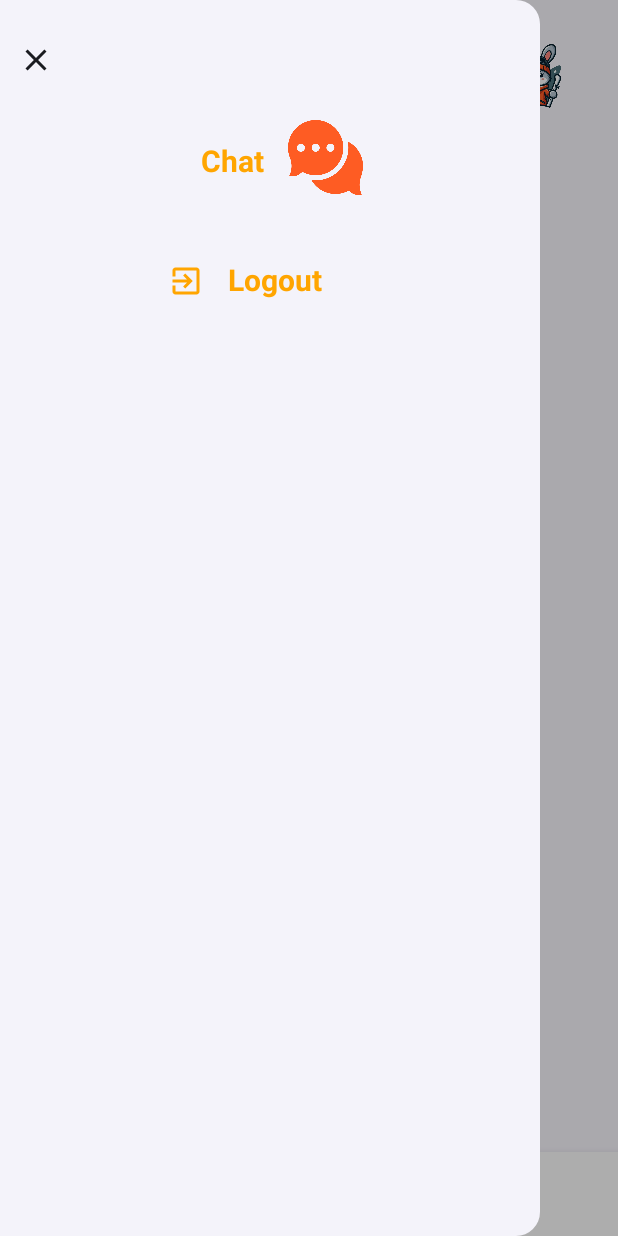
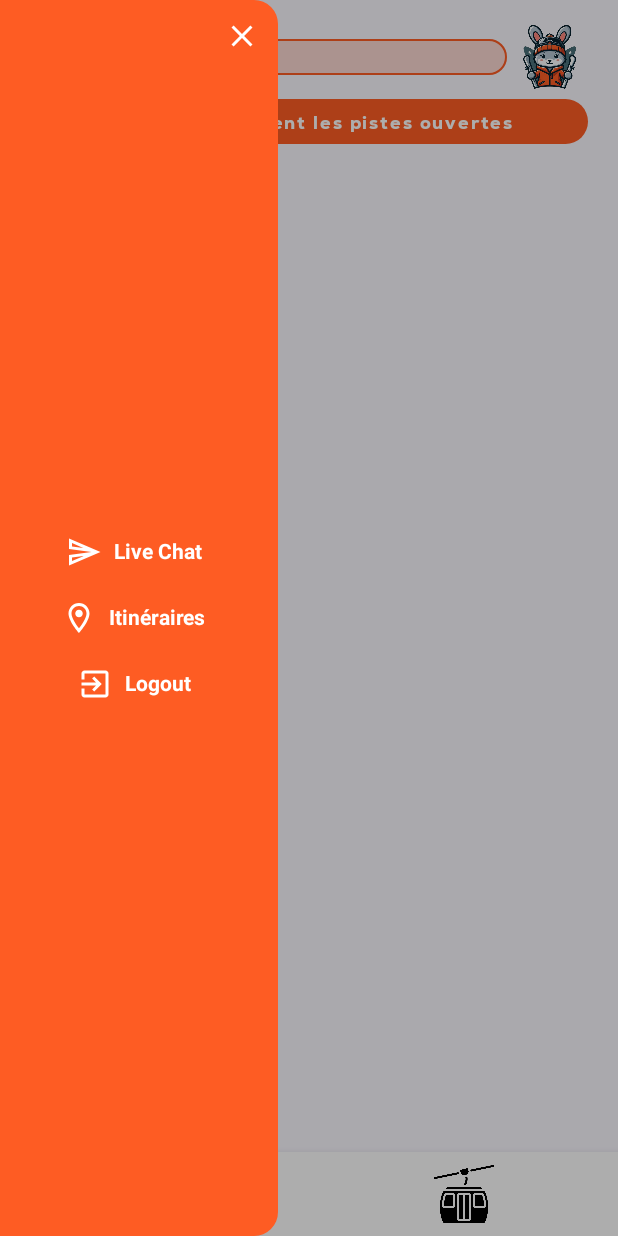
Before and after one commit to Anthony-Philippe/MountainMinder, an Android app built with Jetpack Compose: the composable TopBar shown on its own in the app's theme, after a tap on "Profile Icon", on a phone screen of 412 x 824 dp. Run offline under Robolectric (Android 15) with nearby library versions, the phone set to English and light mode, and no system bars; our stand-ins replace Firebase (no records; nobody signed in at launch, a user with empty details on screens opened directly).

Commit message:
topbar + slopeView style

```diff
--- a/app/src/main/java/fr/isen/derkrikorian/skimouse/MainActivity.kt
+++ b/app/src/main/java/fr/isen/derkrikorian/skimouse/MainActivity.kt
@@ -5,30 +5,37 @@ import android.content.ContentValues.TAG
 import android.content.Intent
 import android.os.Bundle
 import android.util.Log
+import android.widget.Toast
 import androidx.activity.ComponentActivity
 import androidx.activity.compose.setContent
 import androidx.compose.foundation.Canvas
 import androidx.compose.foundation.Image
 import androidx.compose.foundation.clickable
 import androidx.compose.foundation.layout.Arrangement
+import androidx.compose.foundation.layout.Box
 import androidx.compose.foundation.layout.Column
 import androidx.compose.foundation.layout.PaddingValues
 import androidx.compose.foundation.layout.Row
 import androidx.compose.foundation.layout.Spacer
+import androidx.compose.foundation.layout.fillMaxHeight
 import androidx.compose.foundation.layout.fillMaxSize
 import androidx.compose.foundation.layout.fillMaxWidth
 import androidx.compose.foundation.layout.height
 import androidx.compose.foundation.layout.padding
 import androidx.compose.foundation.layout.size
 import androidx.compose.foundation.layout.width
+import androidx.compose.foundation.layout.widthIn
 import androidx.compose.foundation.lazy.LazyColumn
 import androidx.compose.foundation.lazy.items
 import androidx.compose.material.BottomNavigation
 import androidx.compose.material.BottomNavigationItem
 import androidx.compose.material.icons.Icons
-import androidx.compose.material.icons.filled.Person
 import androidx.compose.material.icons.outlined.Close
 import androidx.compose.material.icons.outlined.ExitToApp
+import androidx.compose.material.icons.outlined.LocationOn
+import androidx.compose.material.icons.outlined.Menu
+import androidx.compose.material.icons.outlined.Search
+import androidx.compose.material.icons.outlined.Send
 import androidx.compose.material3.Button
 import androidx.compose.material3.ButtonDefaults
 import androidx.compose.material3.Divider
@@ -42,7 +49,6 @@ import androidx.compose.material3.ModalNavigationDrawer
 import androidx.compose.material3.Scaffold
 import androidx.compose.material3.Surface
 import androidx.compose.material3.Text
-import androidx.compose.material3.TextButton
 import androidx.compose.material3.rememberDrawerState
 import androidx.compose.runtime.Composable
 import androidx.compose.runtime.LaunchedEffect
@@ -62,7 +68,6 @@ import androidx.compose.ui.res.painterResource
 import androidx.compose.ui.res.stringResource
 import androidx.compose.ui.text.TextStyle
 import androidx.compose.ui.text.font.FontWeight
-import androidx.compose.ui.text.input.TextFieldValue
 import androidx.compose.ui.unit.dp
 import androidx.compose.ui.unit.sp
 import androidx.navigation.NavController
@@ -92,23 +97,18 @@ class MainActivity : ComponentActivity() {
         setContent {
             database = FirebaseDatabase.getInstance().reference
             SkiMouseTheme {
-                // A surface container using the 'background' color from the theme
                 Surface(
                     modifier = Modifier.fillMaxSize(),
                     color = MaterialTheme.colorScheme.background
                 ) {
                     TopBar()
-                    //BottomBar()
                 }
             }
         }
 
         database = FirebaseDatabase.getInstance().reference
 
-        // Write test
         writeTest()
-
-        // Read test
         readTest()
     }
 
@@ -138,7 +138,6 @@ class MainActivity : ComponentActivity() {
     }
 }
 
-
 enum class LiftType {
     TELECABINE,
     TELESIEGE,
@@ -146,21 +145,17 @@ enum class LiftType {
     TAPIS,
 }
 
-
 @Composable
 fun BottomBar(navController: NavController) {
     val items = listOf("SlopeView", "LiftView")
 
-    BottomNavigation(
-        backgroundColor = Color.White // Set the background color to white
-    ) {
+    BottomNavigation(backgroundColor = Color.White) {
         val navBackStackEntry by navController.currentBackStackEntryAsState()
         val currentRoute = navBackStackEntry?.arguments?.getString(KEY_ROUTE)
 
         items.forEachIndexed { index, screen ->
             BottomNavigationItem(
                 icon = {
-                    // Use icons instead of text
                     if (index == 0) {
                         Image(
                             painter = painterResource(id = R.drawable.ski_stickman_black),
@@ -187,14 +182,11 @@ fun BottomBar(navController: NavController) {
     }
 }
 
-
-
 @SuppressLint("UnusedMaterial3ScaffoldPaddingParameter")
 @Composable
 @ExperimentalMaterial3Api
 fun TopBar() {
     val logo: Painter = painterResource(id = R.drawable.logo)
-    var textState = remember { mutableStateOf(TextFieldValue()) }
     val navController = rememberNavController()
     val items = listOf("SlopeView", "LiftView")
     var searchQuery by remember { mutableStateOf("") }
@@ -203,82 +195,124 @@ fun TopBar() {
     val scope = rememberCoroutineScope()
     val context = LocalContext.current
 
-
     ModalNavigationDrawer(
         drawerContent = {
-            ModalDrawerSheet {
-                Spacer(modifier = Modifier.height(16.dp))
-                IconButton(onClick = { scope.launch { drawerState.close() } }
+            ModalDrawerSheet(
+                content = {
+                    Box(
+                        modifier = Modifier.fillMaxSize(),
+                        contentAlignment = Alignment.Center
+                    ) {
+                        IconButton(
+                            onClick = { scope.launch { drawerState.close() } },
+                            modifier = Modifier.align(Alignment.TopEnd)
                         ) {
                             Icon(
                                 imageVector = Icons.Outlined.Close,
-                        contentDescription = "Profile Icon"
+                                contentDescription = "Profile Icon",
+                                tint = Color.White
                             )
                         }
-                //add an Icon for a chat and when we click on it we go on ChatActivity
+
+                        Column(
+                            verticalArrangement = Arrangement.Center,
+                            horizontalAlignment = Alignment.CenterHorizontally
+                        ) {
                             Row(
+                                verticalAlignment = Alignment.CenterVertically,
                                 modifier = Modifier
-                        .padding(16.dp)
-                        .fillMaxWidth(),
-                    horizontalArrangement = Arrangement.Center
-
-                ) {
-                    Text(
-                        "Chat", style = TextStyle(
-                            color = Color(0xFFFFA500),
-                            fontSize = 20.sp,
-                            fontWeight = FontWeight.Bold,
-                        ),
-                        modifier = Modifier.padding(16.dp)
-                            .clickable {
-                                val intent = Intent(context, ChatActivity::class.java)
-                                context.startActivity(intent)
-                            },
-                    )
-                    Image(
-
-                        painter = painterResource(id = R.drawable.chat),
-                        contentDescription = "Profile Icon",
-                        modifier = Modifier.size(50.dp)
+                                    .padding(vertical = 10.dp)
                                     .clickable {
                                         val intent = Intent(context, ChatActivity::class.java)
                                         context.startActivity(intent)
                                     }
+                            ) {
+                                Icon(
+                                    imageVector = Icons.Outlined.Send,
+                                    contentDescription = "Leave Icon",
+                                    tint = Color.White
+                                )
+                                Text(
+                                    "Live Chat",
+                                    style = TextStyle(
+                                        color = Color.White,
+                                        fontSize = 14.sp,
+                                        fontWeight = FontWeight.Bold
+                                    ),
+                                    modifier = Modifier.padding(horizontal = 8.dp)
                                 )
                             }
-                TextButton(onClick = {
+
+                            Row(
+                                verticalAlignment = Alignment.CenterVertically,
+                                modifier = Modifier
+                                    .padding(vertical = 10.dp)
+                                    .clickable {
+                                        Toast
+                                            .makeText(context, "Itinéraires", Toast.LENGTH_SHORT)
+                                            .show()
                                     }
                             ) {
-                    Row(verticalAlignment = Alignment.CenterVertically) {
+                                Icon(
+                                    imageVector = Icons.Outlined.LocationOn,
+                                    contentDescription = "Leave Icon",
+                                    tint = Color.White
+                                )
+                                Text(
+                                    "Itinéraires",
+                                    style = TextStyle(
+                                        color = Color.White,
+                                        fontSize = 14.sp,
+                                        fontWeight = FontWeight.Bold
+                                    ),
+                                    modifier = Modifier.padding(horizontal = 8.dp)
+                                )
+                            }
 
+                            Row(
+                                verticalAlignment = Alignment.CenterVertically,
+                                modifier = Modifier
+                                    .padding(vertical = 10.dp)
+                                    .clickable {
+                                        Toast
+                                            .makeText(context, "Logout", Toast.LENGTH_SHORT)
+                                            .show()
+                                    }
+                            ) {
                                 Icon(
                                     imageVector = Icons.Outlined.ExitToApp,
                                     contentDescription = "Leave Icon",
-                            tint = Color(0xFFFFA500),
-                            modifier = Modifier.padding(start = 100.dp)
+                                    tint = Color.White
                                 )
                                 Text(
-                            "Logout", modifier = Modifier.padding(16.dp), style = TextStyle(
-                                color = Color(0xFFFFA500),
-                                fontSize = 20.sp,
+                                    "Logout",
+                                    style = TextStyle(
+                                        color = Color.White,
+                                        fontSize = 14.sp,
                                         fontWeight = FontWeight.Bold
-                            )
+                                    ),
+                                    modifier = Modifier.padding(horizontal = 8.dp)
                                 )
                             }
                         }
                     }
+                },
+                modifier = Modifier
+                    .fillMaxHeight()
+                    .fillMaxSize(fraction = 0.45f),
+                drawerContainerColor = colorResource(id = R.color.orange)
+            )
         },
         drawerState = drawerState,
         gesturesEnabled = true
     ) {
         Scaffold(
             topBar = {
-                Column {
+                Column(modifier = Modifier.padding(10.dp)) {
                     Row(
                         modifier = Modifier
-                            .height(80.dp)
-                            .padding(top = 20.dp)
-                            .fillMaxWidth()
+                            .fillMaxWidth(),
+                        verticalAlignment = Alignment.CenterVertically
                     ) {
                         IconButton(onClick = {
                             scope.launch {
@@ -286,18 +320,21 @@ fun TopBar() {
                             }
                         }) {
                             Icon(
-                                Icons.Default.Person,
+                                Icons.Outlined.Menu,
                                 contentDescription = "Profile Icon",
-                                modifier = Modifier.size(60.dp)
+                                modifier = Modifier.size(40.dp)
                             )
                         }
                         CustomOutlinedTextField(
                             value = searchQuery,
                             onValueChange = { searchQuery = it },
                             labelId = R.string.SearchPlaceholder,
-                            searchbar = true,
+                            leadingIcon = Icons.Outlined.Search,
                             modifier = Modifier
-                                .weight(1f)
+                                .height(40.dp)
+                                .padding(bottom = 8.dp),
+                            showPlaceholder = false,
+                            isSearchBar = true
                         )
                         Image(
                             painter = logo,
@@ -307,13 +344,14 @@ fun TopBar() {
                                 .align(Alignment.CenterVertically)
                         )
                     }
-                    Spacer(modifier = Modifier.height(10.dp))
                     Button(
                         onClick = { showOpenOnly = !showOpenOnly },
                         modifier = Modifier
                             .height(30.dp)
-                            .padding(start = 10.dp, end = 10.dp),
-                        colors = ButtonDefaults.buttonColors(colorResource(id = R.color.orange)) // Set the background color to dark blue
+                            .padding(start = 10.dp, end = 10.dp)
+                            .fillMaxWidth()
+                            .widthIn(min = 100.dp),
+                        colors = ButtonDefaults.buttonColors(colorResource(id = R.color.orange))
                     ) {
                         Text(
                             text = if (showOpenOnly) stringResource(R.string.ShowAll) else stringResource(
@@ -332,7 +370,7 @@ fun TopBar() {
                 composable("SlopeView") {
                     SlopeView(
                         database = FirebaseDatabase.getInstance().reference,
-                        innerPadding = PaddingValues(top = 130.dp, bottom = 75.dp),
+                        innerPadding = PaddingValues(top = 100.dp, bottom = 75.dp),
                         searchQuery = searchQuery,
                         showOpenOnly = showOpenOnly
                     )
@@ -340,7 +378,7 @@ fun TopBar() {
                 composable("LiftView") {
                     LiftView(
                         database = FirebaseDatabase.getInstance().reference,
-                        innerPadding = PaddingValues(top = 130.dp, bottom = 75.dp),
+                        innerPadding = PaddingValues(top = 100.dp, bottom = 75.dp),
                         searchQuery = searchQuery,
                         showOpenOnly = showOpenOnly
                     )
@@ -349,7 +387,6 @@ fun TopBar() {
         }
     }
 }
-
 
 @Composable
 fun SlopeView(
@@ -395,7 +432,7 @@ fun SlopeView(
             val color = Color(android.graphics.Color.parseColor(slope.color ?: ""))
             Row(verticalAlignment = Alignment.CenterVertically,
                 modifier = Modifier
-                    .padding(8.dp)
+                    .padding(horizontal = 35.dp, vertical = 13.dp)
                     .clickable {
                         val intent = Intent(context, DetailActivitySlope::class.java)
                         intent.putExtra("slope_name", slope.name)
@@ -410,20 +447,25 @@ fun SlopeView(
                     contentDescription = "Slope",
                     modifier = Modifier.size(40.dp)
                 )
-                Spacer(modifier = Modifier.width(16.dp))
-                Column(modifier = Modifier.weight(1f)) {
-                    Text(text = slope.name ?: "No name")
-                    Spacer(modifier = Modifier.height(8.dp))
-                    Row {
-                        Text(text = stringResource(id = R.string.Color) + " : ")
-                        Canvas(modifier = Modifier.size(20.dp)) {
+                Column(modifier = Modifier
+                    .weight(1f)
+                    .padding(start = 20.dp)) {
+                    Text(
+                        text = slope.name?.uppercase() ?: "No name",
+                        style = TextStyle(fontSize = 18.sp, fontWeight = FontWeight.Bold)
+                    )
+                    Row(verticalAlignment = Alignment.CenterVertically) {
+                        Text(
+                            text = stringResource(id = R.string.Color),
+                            modifier = Modifier.padding(end = 8.dp),
+                            style = TextStyle(fontSize = 14.sp, fontWeight = FontWeight.Bold)
+                        )
+                        Canvas(modifier = Modifier.size(12.dp)) {
                             drawCircle(color = color)
                         }
                     }
                 }
                 Text(text = slope.status?.let {
-                    Text(text = stringResource(id = R.string.Status) + " : ")
-                    Spacer(modifier = Modifier.width(8.dp))
                     if (it) stringResource(id = R.string.OpenStatus)
                     else stringResource(id = R.string.CloseStatus)
                 } ?: stringResource(id = R.string.UnknownStatus))
--- a/app/src/main/java/fr/isen/derkrikorian/skimouse/composables/TextField.kt
+++ b/app/src/main/java/fr/isen/derkrikorian/skimouse/composables/TextField.kt
@@ -1,10 +1,8 @@
 package fr.isen.derkrikorian.skimouse.composables
 
-import androidx.compose.foundation.Image
 import androidx.compose.foundation.layout.Box
 import androidx.compose.foundation.layout.offset
 import androidx.compose.foundation.layout.padding
-import androidx.compose.foundation.layout.size
 import androidx.compose.foundation.shape.RoundedCornerShape
 import androidx.compose.foundation.text.KeyboardOptions
 import androidx.compose.material3.Icon
@@ -16,12 +14,12 @@ import androidx.compose.ui.Alignment
 import androidx.compose.ui.Modifier
 import androidx.compose.ui.graphics.vector.ImageVector
 import androidx.compose.ui.res.colorResource
-import androidx.compose.ui.res.painterResource
 import androidx.compose.ui.res.stringResource
 import androidx.compose.ui.text.TextStyle
 import androidx.compose.ui.text.input.KeyboardType
 import androidx.compose.ui.text.input.PasswordVisualTransformation
 import androidx.compose.ui.text.input.VisualTransformation
+import androidx.compose.ui.text.style.TextAlign
 import androidx.compose.ui.unit.dp
 import androidx.compose.ui.unit.sp
 import fr.isen.derkrikorian.skimouse.R
@@ -34,21 +32,24 @@ fun CustomOutlinedTextField(
     modifier: Modifier = Modifier,
     shape: RoundedCornerShape = RoundedCornerShape(12.dp),
     offset: Boolean = false,
-    searchbar: Boolean = false,
     emailKeyBoard: Boolean = false,
     hiddenPassword: Boolean = false,
     leadingIcon: ImageVector? = null,
+    showPlaceholder: Boolean = true,
+    isSearchBar: Boolean = false
 ) {
     Box() {
         OutlinedTextField(
             value = value,
             onValueChange = onValueChange,
             label = {
-                Text(
-                    text = stringResource(id = labelId),
-                    modifier = if (offset) Modifier.offset(y = (-8).dp) else Modifier,
-                    style = TextStyle(fontSize = 16.sp)
-                )
+                if (showPlaceholder) {
+                    Text(
+                        text = stringResource(id = labelId),
+                        modifier = if (offset) Modifier.offset(y = 50.dp) else Modifier,
+                        style = TextStyle(fontSize = if (isSearchBar) 14.sp else 16.sp)
+                    )
+                }
             },
             modifier = modifier.align(Alignment.Center),
             shape = shape,
@@ -62,15 +63,6 @@ fun CustomOutlinedTextField(
                     )
                 }
             },
-            trailingIcon = {
-                if (searchbar) {
-                    Image(
-                        painter = painterResource(id = R.drawable.recherche),
-                        contentDescription = "Searchbar",
-                        modifier = Modifier.size(30.dp)
-                    )
-                }
-            },
             keyboardOptions = if (emailKeyBoard) KeyboardOptions(keyboardType = KeyboardType.Email) else KeyboardOptions.Default,
             colors = OutlinedTextFieldDefaults.colors(
                 unfocusedTextColor = colorResource(id = R.color.grey),
@@ -80,6 +72,10 @@ fun CustomOutlinedTextField(
                 focusedBorderColor = colorResource(id = R.color.orange),
                 unfocusedContainerColor = colorResource(id = R.color.orange).copy(alpha = 0.2f),
             ),
+            textStyle = TextStyle(
+                textAlign = TextAlign.Center,
+                fontSize = if (isSearchBar) 14.sp else 16.sp
+            )
         )
     }
 }
--- a/app/src/main/res/values/strings.xml
+++ b/app/src/main/res/values/strings.xml
@@ -13,12 +13,12 @@
     <string name="CloseStatus">Fermé</string>
     <string name="UnknownStatus">Inconnu</string>
     <string name="Difficulty">Difficulté</string>
-    <string name="Color">Couleur</string>
+    <string name="Color">Niveau</string>
     <string name="Status">Etat</string>
     <string name="LiftType">Type</string>
     <string name="SearchPlaceholder">Recherchez</string>
-    <string name="ShowAll">Tout afficher</string>
-    <string name="ShowOpen">Afficher ouvert</string>
+    <string name="ShowAll">Afficher toutes les pistes</string>
+    <string name="ShowOpen">Afficher seulement les pistes ouvertes</string>
     <string name="title_activity_detail">DetailActivity</string>
     <string name="title_activity_detail_slope">DetailActivitySlope</string>
     <string name="title_activity_chat">ChatActivity</string>
```
Also changed, not shown: app/src/main/AndroidManifest.xml (+10 -8 lines). Lines whose indentation alone changed are shown as unchanged.
